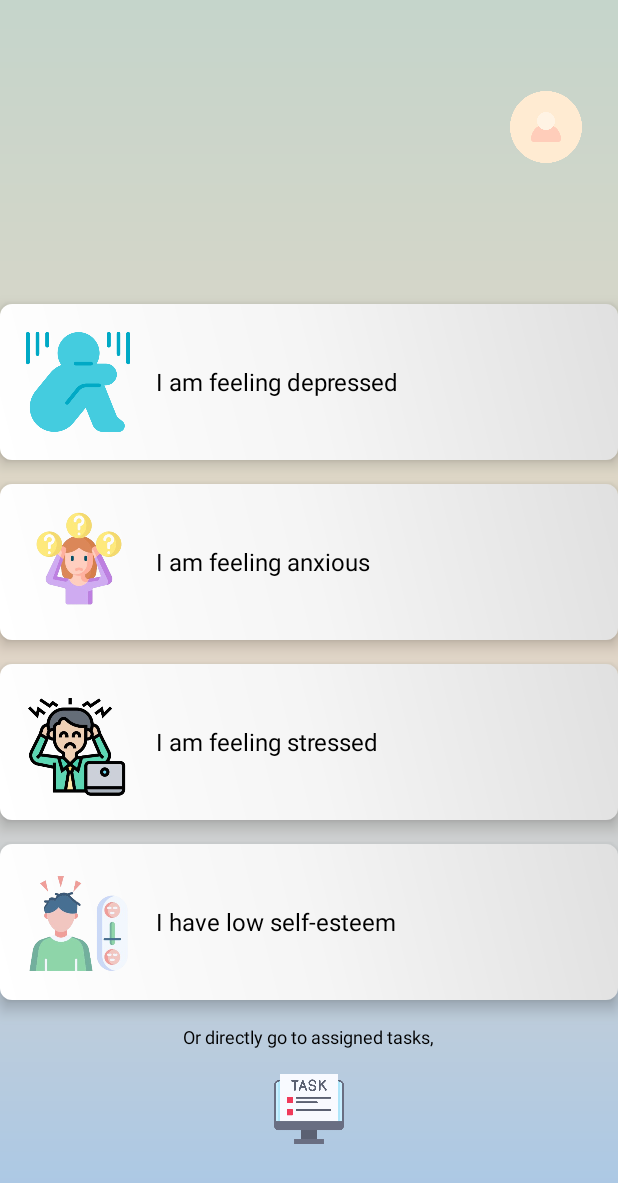
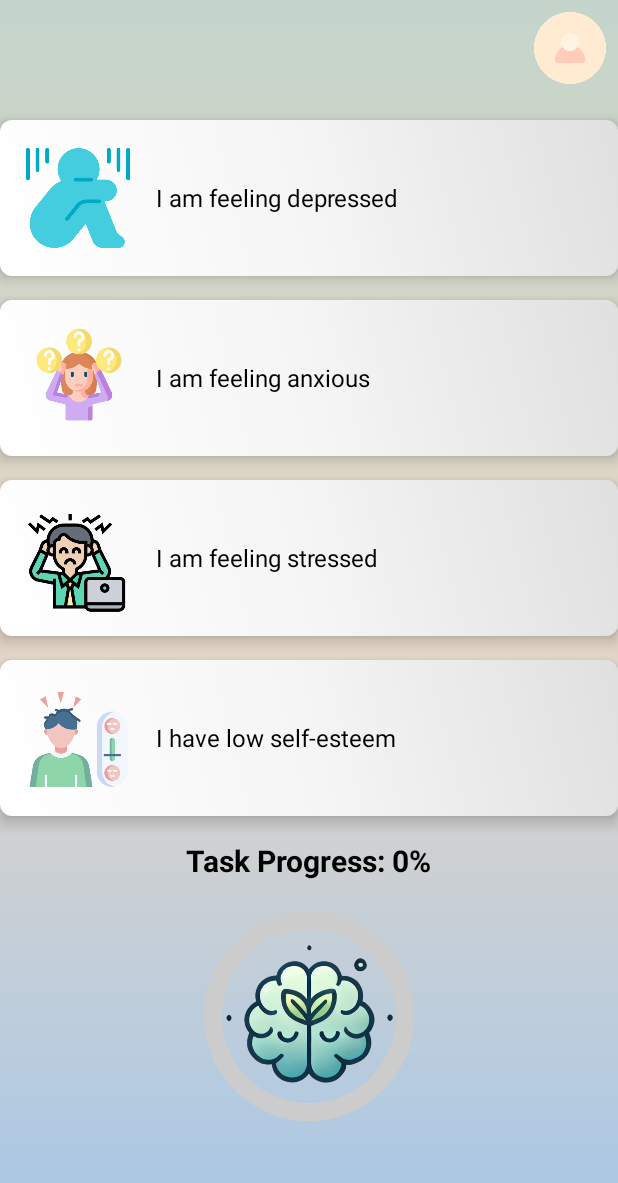
Before and after one commit to alifbinturjo/FeelWell, an Android app: the FeelingPromptActivity screen opened directly, with no data from a screen before it, on a phone screen of 412 x 824 dp. Shown: the top 1183 px of the screen. Run offline under Robolectric (Android 15) with nearby library versions, the phone set to English and light mode, and no system bars.

Commit message:
Task Button Updated

```diff
--- a/app/src/main/java/com/example/feelwell/FeelingPromptActivity.java
+++ b/app/src/main/java/com/example/feelwell/FeelingPromptActivity.java
@@ -4,9 +4,12 @@ import android.content.Intent;
 import android.os.Bundle;
 import android.widget.ImageButton;
 import android.widget.RelativeLayout;
+import android.widget.TextView;
 import android.widget.Toast;
 
 import androidx.appcompat.app.AppCompatActivity;
+
+import com.google.android.material.progressindicator.CircularProgressIndicator;
 
 import java.text.ParseException;
 import java.text.SimpleDateFormat;
@@ -38,7 +41,20 @@ public class FeelingPromptActivity extends AppCompatActivity {
         RelativeLayout selfEsteemCard = findViewById(R.id.selfEsteemCard);
 
         ImageButton profileButton = findViewById(R.id.profileButton);
-        ImageButton taskButton = findViewById(R.id.taskButton);
+
+        // Initialize progress views
+        CircularProgressIndicator progressBar = findViewById(R.id.progressBar);
+        TextView progressText = findViewById(R.id.progressText);
+
+        // Set up task progress
+        int totalTasks = dbHelper.getTotalAssignedTasksCount();
+        int completedTasks = dbHelper.getCompletedTasksCount();
+        int progress = 0;
+        if (totalTasks > 0) {
+            progress = (int) (((float) completedTasks / totalTasks) * 100);
+        }
+        progressText.setText(String.format("Task Progress: %d%%", progress));
+        progressBar.setProgress(progress);
 
         depressionCard.setOnClickListener(v -> checkAndNavigate("Depression"));
         anxietyCard.setOnClickListener(v -> checkAndNavigate("Anxiety"));
@@ -50,7 +66,8 @@ public class FeelingPromptActivity extends AppCompatActivity {
             startActivity(intent);
         });
 
-        taskButton.setOnClickListener(v -> {
+        // Make brain image clickable to navigate to tasks
+        findViewById(R.id.brainImage).setOnClickListener(v -> {
             Intent intent = new Intent(FeelingPromptActivity.this, TaskActivity.class);
             startActivity(intent);
         });
@@ -93,13 +110,8 @@ public class FeelingPromptActivity extends AppCompatActivity {
                     lockPeriodDays = 14; // Lock for 14 days for Depression and Anxiety
                 } else if ("Stress".equals(feeling)) {
                     lockPeriodDays = 30; // Lock for 30 days for Stress
-                } else if ("Low Self-Esteem".equals(feeling)) {
-                lockPeriodDays = 1; // Lock for 30 days for Stress
-                }
-                else {
-                    // No lock for other feelings (e.g., Low Self-Esteem)
-                    navigateToMainActivity(feeling);
-                    return;
+                } else {
+                    lockPeriodDays = 1; // Lock for 1 day for Self-Esteem
                 }
 
                 if (diffInDays < lockPeriodDays) {
--- a/app/src/main/res/layout/activity_feeling_prompt.xml
+++ b/app/src/main/res/layout/activity_feeling_prompt.xml
@@ -1,20 +1,18 @@
 <LinearLayout xmlns:android="http://schemas.android.com/apk/res/android"
+    xmlns:app="http://schemas.android.com/apk/res-auto"
     android:layout_width="match_parent"
     android:layout_height="match_parent"
     android:orientation="vertical"
     android:padding="16dp"
-    android:background="@drawable/background_gradient"
-    android:gravity="center">
+    android:background="@drawable/background_gradient">
 
-    <!-- Profile Button (Top Left) -->
+    <!-- Profile Button (Top Right) -->
     <ImageButton
         android:id="@+id/profileButton"
         android:layout_width="64dp"
         android:layout_height="64dp"
-        android:layout_gravity="end|top"
-        android:layout_marginBottom="86dp"
-        android:layout_marginStart="16dp"
-        android:layout_marginEnd="16dp"
+        android:layout_gravity="end"
+        android:layout_marginBottom="16dp"
         android:adjustViewBounds="true"
         android:background="@null"
         android:contentDescription="Profile"
@@ -158,27 +156,46 @@
         </LinearLayout>
     </RelativeLayout>
 
-    <!-- Text before Task Button -->
+    <!-- Brain Progress Section -->
     <TextView
+        android:id="@+id/progressText"
         android:layout_width="wrap_content"
         android:layout_height="wrap_content"
-        android:text="Or directly go to assigned tasks,"
-        android:textSize="12sp"
+        android:layout_gravity="center"
+        android:text="Task Progress: 0%"
         android:textColor="#000000"
-        android:layout_gravity="center"
-        android:layout_marginBottom="8dp" />
+        android:textSize="20sp"
+        android:textStyle="bold" />
 
-    <!-- Task Button (Bottom Center) -->
-    <ImageButton
-        android:id="@+id/taskButton"
-        android:layout_width="64dp"
-        android:layout_height="64dp"
-        android:src="@drawable/task"
-        android:background="@null"
-        android:contentDescription="Task"
-        android:layout_gravity="center"
-        android:padding="8dp"
-        android:scaleType="fitCenter"
-        android:adjustViewBounds="true" />
+    <FrameLayout
+        android:layout_width="match_parent"
+        android:layout_height="wrap_content"
+        android:layout_marginTop="16dp"
+        android:layout_gravity="center">
+
+        <!-- Brain Image -->
+        <ImageView
+            android:id="@+id/brainImage"
+            android:layout_width="120dp"
+            android:layout_height="120dp"
+            android:layout_gravity="center"
+            android:src="@drawable/logo"
+            android:scaleType="fitCenter"
+            android:contentDescription="Brain progress indicator" />
+
+        <!-- Circular Progress Bar -->
+        <com.google.android.material.progressindicator.CircularProgressIndicator
+            android:id="@+id/progressBar"
+            android:layout_width="120dp"
+            android:layout_height="30dp"
+            android:layout_gravity="center"
+            android:scaleX="-1"
+            app:indicatorColor="#009688"
+            app:indicatorSize="140dp"
+            app:trackColor="#CCCCCC"
+            app:trackThickness="12dp" />
+
+        <!-- Progress Text -->
+    </FrameLayout>
 
 </LinearLayout>
--- a/app/src/main/res/layout/activity_profile.xml
+++ b/app/src/main/res/layout/activity_profile.xml
@@ -200,15 +200,5 @@
         </androidx.cardview.widget.CardView>
 
         <!-- Task Progress Section -->
-        <TextView
-            android:layout_width="wrap_content"
-            android:layout_height="wrap_content"
-            android:text="Task Progress"
-            android:textSize="20sp"
-            android:textColor="#000000"
-            android:textStyle="bold"
-            android:layout_marginTop="16dp"
-            android:layout_marginBottom="8dp" />
-
     </LinearLayout>
 </ScrollView>
```
